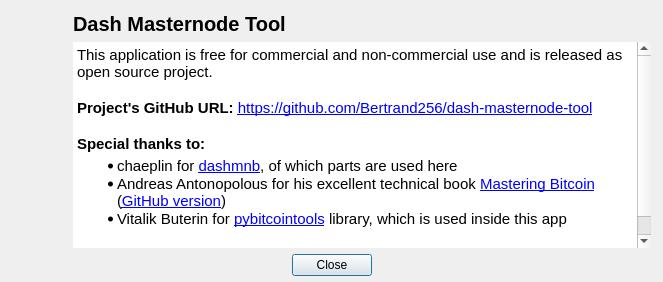
Old version of the form src/ui/ui_about_dlg.ui in the repository Bertrand256/dash-masternode-tool.
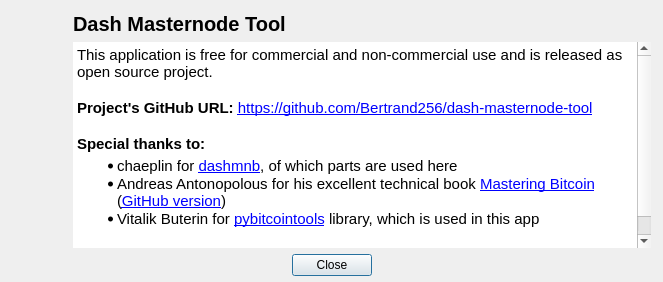
New version of the form.

The edit to the form file:
```diff
--- a/src/ui/ui_about_dlg.ui
+++ b/src/ui/ui_about_dlg.ui
@@ -139,7 +139,7 @@
 &lt;p style=&quot; margin-top:0px; margin-bottom:0px; margin-left:0px; margin-right:0px; -qt-block-indent:0; text-indent:0px;&quot;&gt;&lt;span style=&quot; font-size:11pt; font-weight:600;&quot;&gt;Special thanks to:&lt;/span&gt;&lt;/p&gt;
 &lt;ul style=&quot;margin-top: 0px; margin-bottom: 0px; margin-left: 0px; margin-right: 0px; -qt-list-indent: 1;&quot;&gt;&lt;li style=&quot; font-size:11pt;&quot; style=&quot; margin-top:4px; margin-bottom:0px; margin-left:0px; margin-right:0px; -qt-block-indent:0; text-indent:0px;&quot;&gt;chaeplin for &lt;a href=&quot;https://github.com/chaeplin/dashmnb&quot;&gt;&lt;span style=&quot; text-decoration: underline; color:#0000ff;&quot;&gt;dashmnb&lt;/span&gt;&lt;/a&gt;, of which parts are used here&lt;/li&gt;
 &lt;li style=&quot; font-size:11pt;&quot; style=&quot; margin-top:0px; margin-bottom:0px; margin-left:0px; margin-right:0px; -qt-block-indent:0; text-indent:0px;&quot;&gt;Andreas Antonopolous for his excellent technical book &lt;a href=&quot;http://shop.oreilly.com/product/0636920049524.do&quot;&gt;&lt;span style=&quot; text-decoration: underline; color:#0000ff;&quot;&gt;Mastering Bitcoin&lt;/span&gt;&lt;/a&gt; (&lt;a href=&quot;https://github.com/bitcoinbook/bitcoinbook/tree/develop&quot;&gt;&lt;span style=&quot; text-decoration: underline; color:#0000ff;&quot;&gt;GitHub version&lt;/span&gt;&lt;/a&gt;)&lt;/li&gt;
-&lt;li style=&quot; font-size:11pt;&quot; style=&quot; margin-top:0px; margin-bottom:6px; margin-left:0px; margin-right:0px; -qt-block-indent:0; text-indent:0px;&quot;&gt;Vitalik Buterin for &lt;a href=&quot;https://github.com/vbuterin/pybitcointools&quot;&gt;&lt;span style=&quot; text-decoration: underline; color:#0000ff;&quot;&gt;pybitcointools&lt;/span&gt;&lt;/a&gt; library, which is used inside this app&lt;/li&gt;&lt;/ul&gt;
+&lt;li style=&quot; font-size:11pt;&quot; style=&quot; margin-top:0px; margin-bottom:6px; margin-left:0px; margin-right:0px; -qt-block-indent:0; text-indent:0px;&quot;&gt;Vitalik Buterin for &lt;a href=&quot;https://github.com/vbuterin/pybitcointools&quot;&gt;&lt;span style=&quot; text-decoration: underline; color:#0000ff;&quot;&gt;pybitcointools&lt;/span&gt;&lt;/a&gt; library, which is used in this app&lt;/li&gt;&lt;/ul&gt;
 &lt;p style=&quot;-qt-paragraph-type:empty; margin-top:0px; margin-bottom:0px; margin-left:0px; margin-right:0px; -qt-block-indent:0; text-indent:0px; font-size:8.25pt;&quot;&gt;&lt;br /&gt;&lt;/p&gt;
 &lt;p style=&quot; margin-top:0px; margin-bottom:0px; margin-left:0px; margin-right:0px; -qt-block-indent:0; text-indent:0px;&quot;&gt;&lt;span style=&quot; font-size:11pt; font-weight:600;&quot;&gt;Author:&lt;/span&gt;&lt;span style=&quot; font-size:11pt;&quot;&gt; Bertrand256 (&lt;/span&gt;&lt;a href=&quot;mailto:blogin@protonmail.com&quot;&gt;&lt;span style=&quot; text-decoration: underline; color:#0000ff;&quot;&gt;blogin@protonmail.com&lt;/span&gt;&lt;/a&gt;&lt;span style=&quot; font-size:11pt;&quot;&gt;)&lt;/span&gt;&lt;/p&gt;&lt;/body&gt;&lt;/html&gt;</string>
           </property>
```
